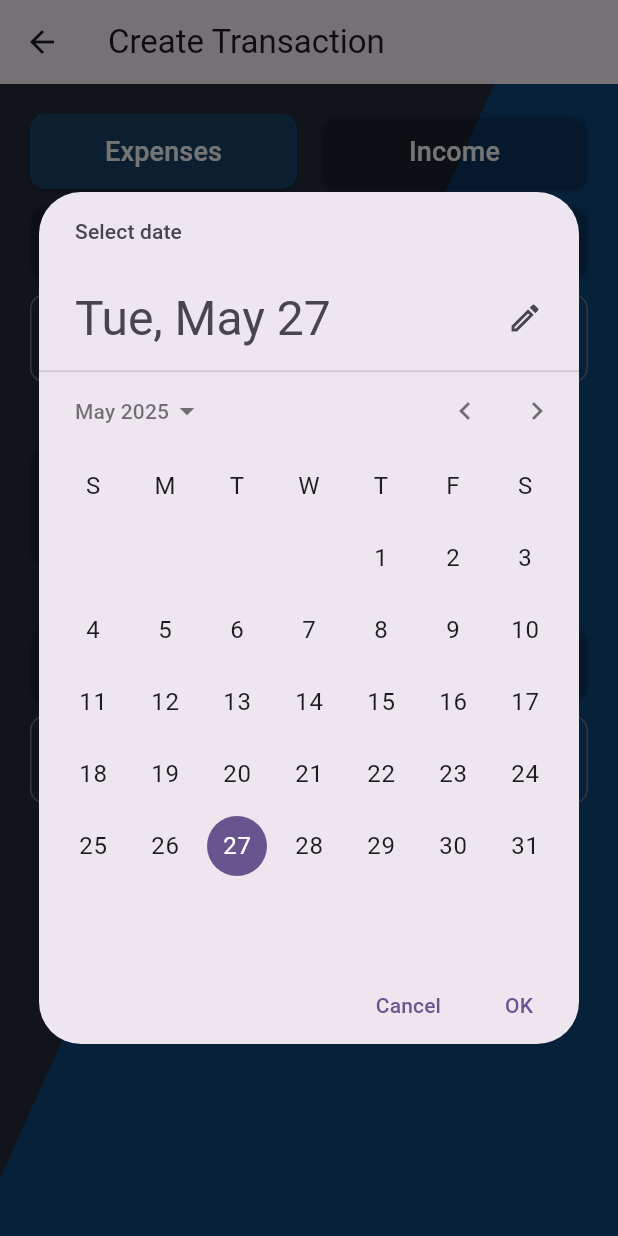
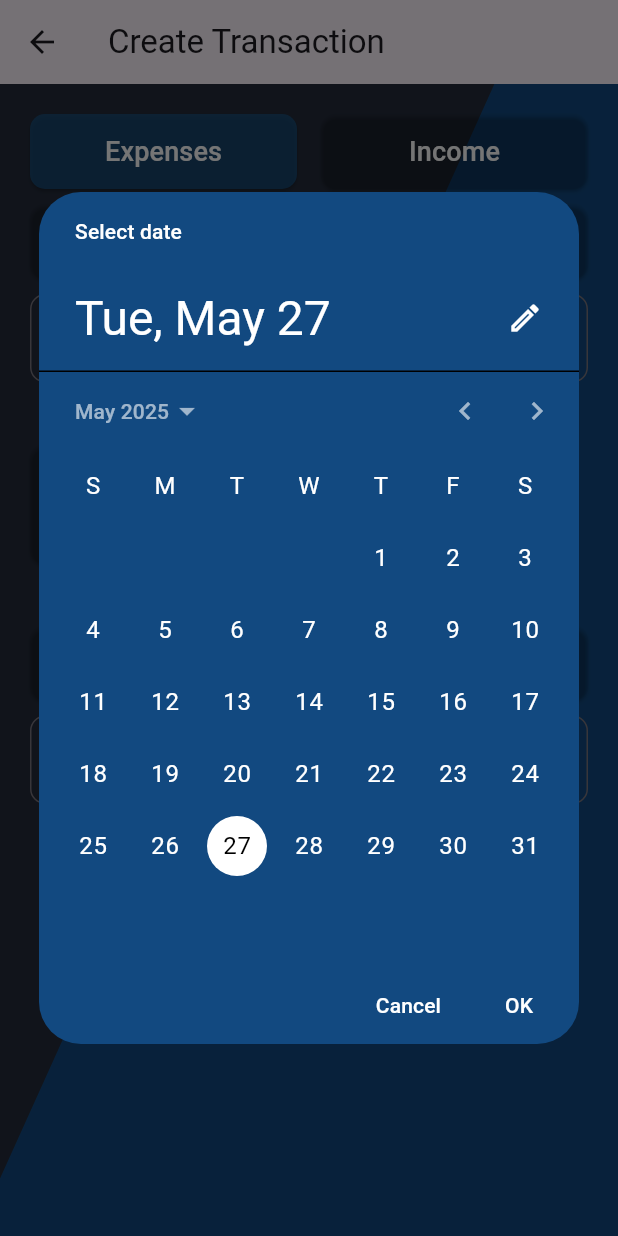
Before and after one commit to madushanka20161/money_manager, a Flutter app: the CreateTransaction screen opened directly, after a tap on the "calendar today" icon, on a phone screen of 412 x 824 dp. Run offline on Flutter 3.47's test engine with Material 3 defaults, Android fonts, the phone set to English and light mode, and no system bars; our stand-ins replace fl_chart, google_sign_in, hive_flutter; accounts and stored records are empty.

Commit message:
fix issue related to copy trnsaction -> selected account and date picker background color

```diff
--- a/lib/widget/account/accoun_selection_dropdown.dart
+++ b/lib/widget/account/accoun_selection_dropdown.dart
@@ -11,7 +11,7 @@ class AccountSelectionDropdown extends StatefulWidget {
   final List<String>? excludedAccountsId;
   final bool? isError;
   final String? errorMessage;
-  final String? selectedAccount;
+  final String? selectedAccountId;
   final double? width;
   final bool? isCreateAccountOptionEnable;
   /*
@@ -28,7 +28,7 @@ class AccountSelectionDropdown extends StatefulWidget {
     this.excludedAccountsId,
     this.isError,
     this.errorMessage,
-    this.selectedAccount,
+    this.selectedAccountId,
     this.mode,
     this.width,
     this.isCreateAccountOptionEnable,
@@ -50,9 +50,12 @@ class _AccountSelectionDropdownState extends State<AccountSelectionDropdown> {
   void initState() {
     super.initState();
 
-    if (widget.selectedAccount != null) {
-      _selectedAccount = widget.selectedAccount;
-    }
+    // if (widget.selectedAccountId != null) {
+    //   print('111-----------------');
+    //   print(widget.selectedAccountId);
+    //   print(accountList);
+    //   _selectedAccount = widget.selectedAccountId;
+    // }
 
     _mode = widget.mode ?? 1;
     isCreateAccountOptionEnable = widget.isCreateAccountOptionEnable ?? false;
@@ -147,6 +150,12 @@ class _AccountSelectionDropdownState extends State<AccountSelectionDropdown> {
       return widget.excludedAccountsId == null || !widget.excludedAccountsId!.contains(account.id);
     }).toList();
 
+    if (widget.selectedAccountId != null) {
+      _selectedAccount = accountList.firstWhere((account) {
+        return widget.selectedAccountId == account.id;
+      }).name;
+    }
+
     if (_mode == 1) {
       return SizedBox(
         width: 150,
@@ -170,7 +179,7 @@ class _AccountSelectionDropdownState extends State<AccountSelectionDropdown> {
                   Icon(Icons.arrow_drop_down, size: AppConfig.iconSize, color: AppConfig.fontColor,),
                   Expanded(
                     child: Text(
-                      _selectedAccount ?? "All Account",
+                      capitalizeFirstLetter(_selectedAccount ?? "All Account"),
                       style: TextStyle(color: AppConfig.fontColor),
                       overflow: TextOverflow.ellipsis,
                       softWrap: false,
@@ -207,7 +216,7 @@ class _AccountSelectionDropdownState extends State<AccountSelectionDropdown> {
                   Expanded(
                     flex: 3,
                     child: Text(
-                      _selectedAccount ?? "Select Account",
+                      capitalizeFirstLetter(_selectedAccount ?? "Select Account"),
                       style: TextStyle(color: AppConfig.fontColor),
                       overflow: TextOverflow.fade,
                       softWrap: false,
--- a/lib/widget/transaction/create_transaction.dart
+++ b/lib/widget/transaction/create_transaction.dart
@@ -165,6 +165,7 @@ class _CreateTransactionState extends State<CreateTransaction> {
                 isError: state.hasError,
                 errorMessage: state.errorText,
                 mode: 2,
+                selectedAccountId: _selectedAccount,
                 onAccountSelect: (String id) {
                   _selectedAccount = id;
                   state.didChange(id);
@@ -386,6 +387,20 @@ class _CreateTransactionState extends State<CreateTransaction> {
                         initialDate: DateTime.now(),
                         firstDate: DateTime(2000),
                         lastDate: DateTime(2100),
+                        builder: (context, child) {
+                          return Theme(
+                            data: ThemeData(
+                              colorScheme: ColorScheme.light(
+                                primary: Colors.white,
+                                onPrimary: Colors.black,
+                                surface: AppConfig.popupBKColor,
+                                onSurface: Colors.white,
+                                secondary: Colors.white.withOpacity(0.5),
+                              ),
+                            ),
+                            child: child!,
+                          );
+                        }
                       );
                       if (selectedDate != null) {
                         setState(() {
```
